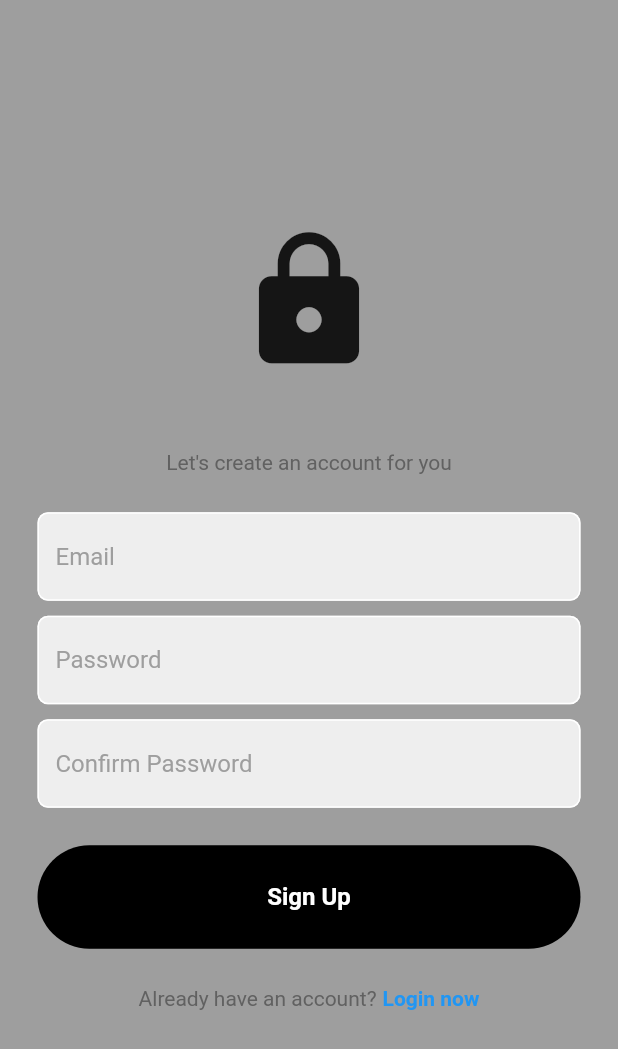
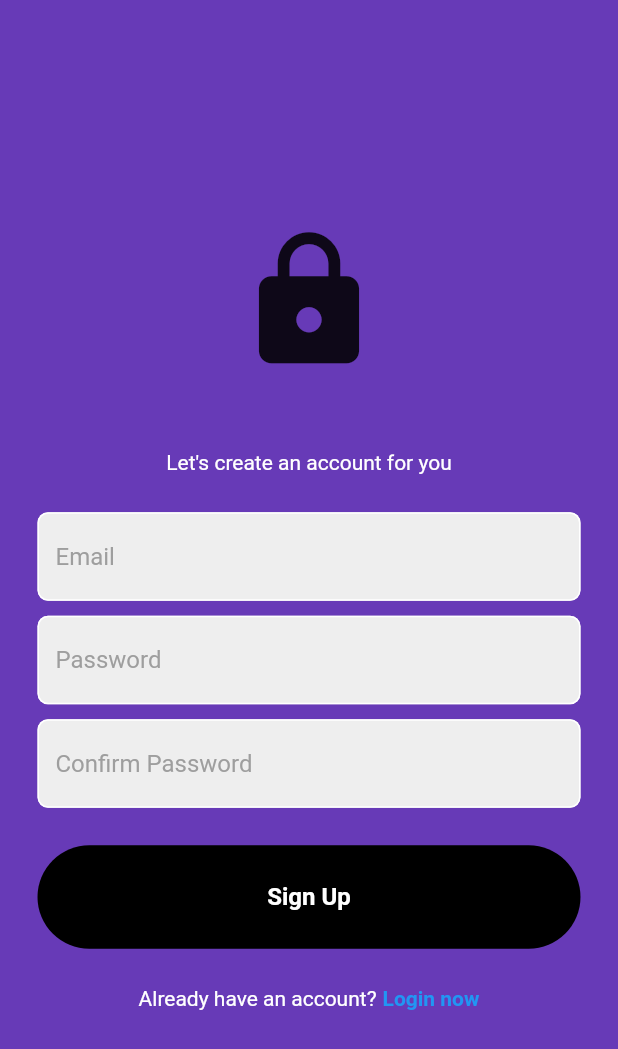
Before and after one commit to MishB1/Stock-predictor, a Flutter app: the screen it shows after launch, after a tap on "Register now", on a phone screen of 412 x 824 dp. Shown: the top 1049 px of the screen. Run offline on Flutter 3.47's test engine with Material 2 defaults, Android fonts, the phone set to English and light mode, and no system bars; our stand-ins replace firebase_auth, firebase_core, share, shared_preferences; accounts and stored records are empty; network calls fail.

Commit message:
changed login pages to deepPurple

```diff
--- a/lib/screens/LoginPage/LoginPage.dart
+++ b/lib/screens/LoginPage/LoginPage.dart
@@ -68,7 +68,7 @@ class _LoginPageState extends State<LoginPage> {
   @override
   Widget build(BuildContext context) {
     return Scaffold(
-      backgroundColor: Colors.grey,
+      backgroundColor: Colors.deepPurple,
       body: SafeArea(
         child: Center(
           child: Padding(
@@ -88,7 +88,7 @@ class _LoginPageState extends State<LoginPage> {
                   //welcome back message
                   Text("Welcome back, you've been missed!",
                   style: TextStyle(
-                          color: Colors.grey[700]
+                          color: Colors.white
                         ),),
                   SizedBox(height: 25,),
 
@@ -122,7 +122,7 @@ class _LoginPageState extends State<LoginPage> {
                     children: [
                       Text("Not a member?",
                         style: TextStyle(
-                          color: Colors.grey[700]
+                          color: Colors.white
                         ),
                       ),
 
--- a/lib/screens/RegisterPage/RegisterPage.dart
+++ b/lib/screens/RegisterPage/RegisterPage.dart
@@ -68,7 +68,7 @@ void signUp() async {
   @override
   Widget build(BuildContext context) {
     return Scaffold(
-      backgroundColor: Colors.grey,
+      backgroundColor: Colors.deepPurple,
       body: SafeArea(
         child: Center(
           child: Padding(
@@ -88,7 +88,7 @@ void signUp() async {
                   //welcome back message
                   Text("Let's create an account for you",
                   style: TextStyle(
-                          color: Colors.grey[700]
+                          color: Colors.white
                         ),),
                   SizedBox(height: 25,),
 
@@ -130,7 +130,7 @@ void signUp() async {
                     children: [
                       Text("Already have an account?",
                         style: TextStyle(
-                          color: Colors.grey[700]
+                          color: Colors.white
                         ),
                       ),
 
```
